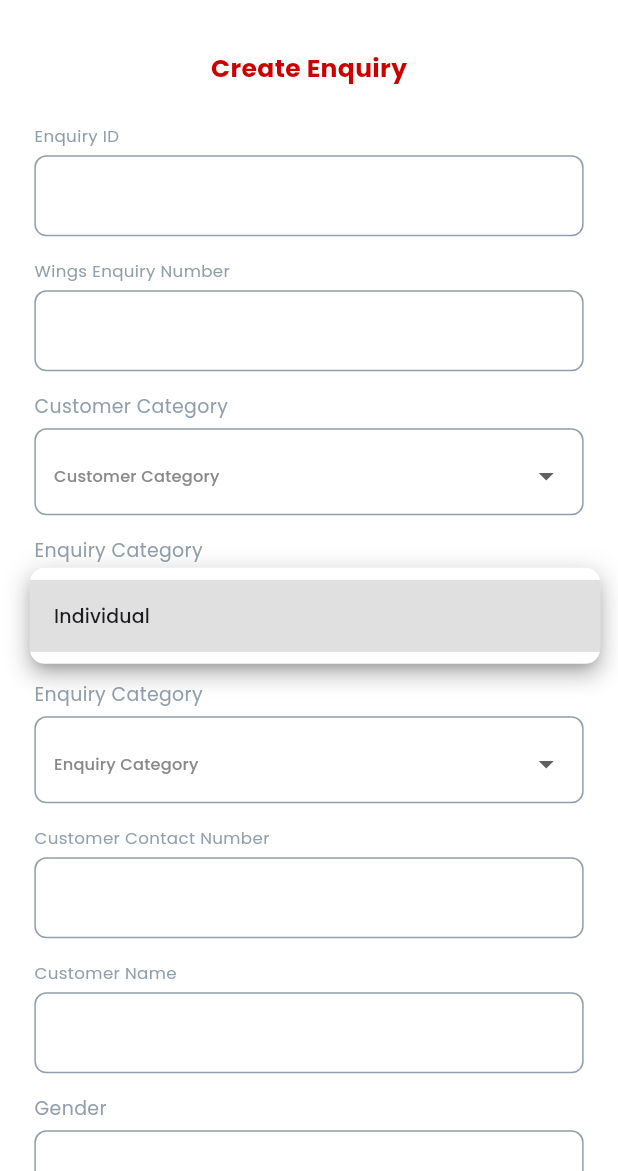
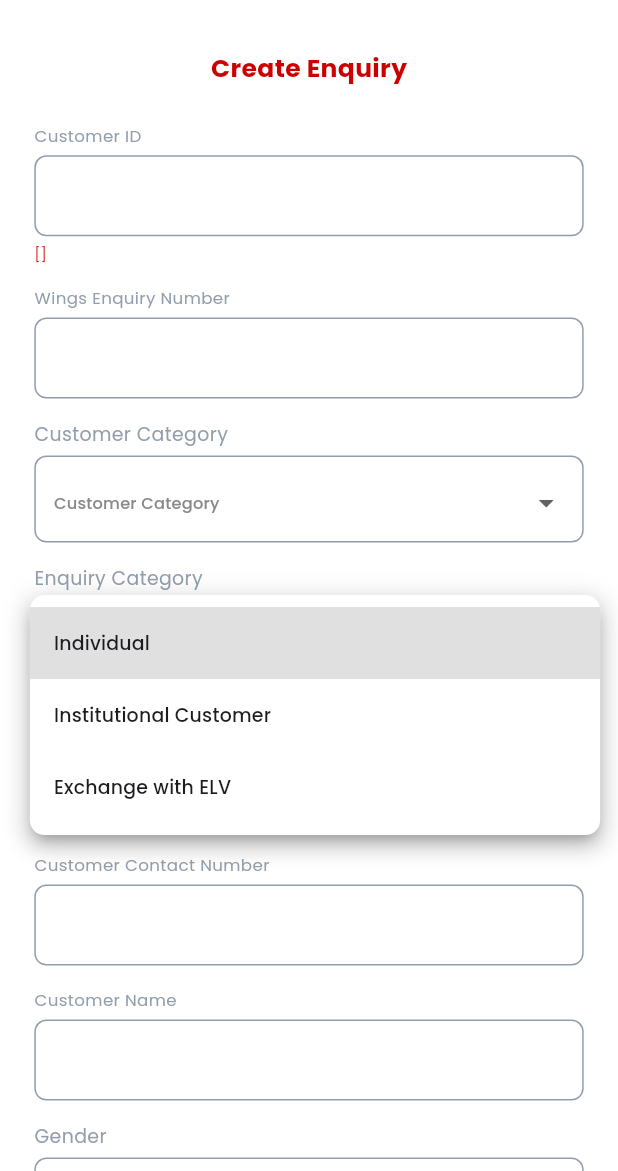
Before and after one commit to johnjahaziel/pravinhonda, a Flutter app: the Createenquiry screen opened directly, after a tap on "Enquiry Category", on a phone screen of 412 x 824 dp, the part 65-1236 px from its top. Run offline on Flutter 3.47's test engine with Material 3 defaults, Android fonts, the light colour scheme and no system bars; our stand-ins replace fl_chart, fluttertoast, font_awesome_flutter, lottie, package_info_plus; network calls fail.

Commit message:
error message

```diff
--- a/lib/loginscreens/login.dart
+++ b/lib/loginscreens/login.dart
@@ -72,7 +72,8 @@ class _LoginState extends State<Login> {
                       builder: (context) => Navigation(),
                     ),
                   );
-                }
+                },
+                padding: true
               ),
               SizedBox(height: SizeConfig.h(80)),
               Divider(
--- a/lib/loginscreens/mainscreens/createenquiry.dart
+++ b/lib/loginscreens/mainscreens/createenquiry.dart
@@ -24,94 +24,110 @@ class _CreateenquiryState extends State<Createenquiry> {
 
   List<Map<String, String>> customercategoryitems = [
     {'label': 'Individual', 'value': 'Individual'},
+    {'label': 'CSD', 'value': 'CSD'},
+    {'label': 'KPKB', 'value': 'KPKB'},
+    {'label': 'Corporate', 'value': 'Corporate'},
   ];
 
   String? selectedcustomercategoryitems;
 
   List<Map<String, String>> enquirycategoryitems = [
     {'label': 'Individual', 'value': 'Individual'},
+    {'label': 'Institutional Customer', 'value': 'Institutional Customer'},
+    {'label': 'Exchange with ELV', 'value': 'Exchange with ELV'},
   ];
 
   String? selectedenquirycategoryitems;
 
   List<Map<String, String>> customertypeitems = [
     {'label': 'First Time Buyer', 'value': 'First Time Buyer'},
+    {'label': 'Additional Buyer', 'value': 'Additional Buyer'},
+    {'label': 'Replacement Buyer', 'value': 'Replacement Buyer'},
   ];
 
   String? selectedcustomertypeitems;
 
   List<Map<String, String>> genderitems = [
-    {'label': 'Male', 'value': 'Male'},
-    {'label': 'Female', 'value': 'Female'},
-    {'label': 'Other', 'value': 'Other'},
+    {'label': 'Male', 'value': 'male'},
+    {'label': 'Female', 'value': 'female'},
   ];
 
   String? selectedgenderitems;
 
   List<Map<String, String>> martialstatusitems = [
-    {'label': 'Married', 'value': 'Married'},
-    {'label': 'Single', 'value': 'Single'},
+    {'label': 'Married', 'value': 'married'},
+    {'label': 'Single', 'value': 'single'},
   ];
 
   String? selectedmartialstatusitems;
 
   List<Map<String, String>> enquirytypeitems = [
-    {'label': 'Enquiry Type', 'value': 'Enquiry Type'},
+    {'label': 'Digital', 'value': 'Digital'},
+    {'label': 'Walk-In', 'value': 'Walk-In'},
+    {'label': 'Telephonic', 'value': 'Telephonic'},
+    {'label': 'Outdoor Activity', 'value': 'Outdoor Activity'},
   ];
 
   String? selectedenquirytypeitems;
 
   List<Map<String, String>> enquirysourceitems = [
-    {'label': 'Enquiry Source', 'value': 'Enquiry Source'},
+    {'label': 'Showroom Walk In', 'value': 'Showroom Walk In'},
+    {'label': 'Railway', 'value': 'Railway'},
+    {'label': 'Auto-Expo 2025', 'value': 'Auto-Expo 2025'},
+    {'label': 'NEWS', 'value': 'NEWS'},
+    {'label': 'Online Booking', 'value': 'Online Booking'},
+    {'label': 'TV', 'value': 'TV'},
+    {'label': 'Facebook', 'value': 'Facebook'},
   ];
 
   String? selectedenquirysourceitems;
 
   List<Map<String, String>> modelcategoryitems = [
-    {'label': 'Model Category', 'value': 'Model Category'},
+    {'label': 'BW', 'value': 'BW'},
   ];
 
   String? selectedmodelcategoryitems;
 
   List<Map<String, String>> modelnameitems = [
-    {'label': 'Model Name', 'value': 'Model Name'},
+    {'label': 'honda shine', 'value': 'honda shine'},
   ];
 
   String? selectedmodelnameitems;
 
   List<Map<String, String>> modelvariantitems = [
-    {'label': 'Model Variant', 'value': 'Model Variant'},
+    {'label': 'sp120', 'value': 'sp120'},
   ];
 
   String? selectedmodelvariantitems;
 
   List<Map<String, String>> modelcoloritems = [
-    {'label': 'Model Color', 'value': 'Model Color'},
+    {'label': 'Imperial Red Metallic', 'value': 'Imperial Red Metallic'},
   ];
 
   String? selectedmodelcoloritems;
 
   List<Map<String, String>> purchasetypeitems = [
-    {'label': 'Cash', 'value': 'Cash'},
-    {'label': 'Finance', 'value': 'Finance'},
+    {'label': 'Cash', 'value': 'cash'},
+    {'label': 'Finance', 'value': 'finance'},
   ];
 
   String? selectedpurchasetypeitems;
 
   List<Map<String, String>> exchangeflagitems = [
-    {'label': 'Yes', 'value': 'Yes'},
-    {'label': 'No', 'value': 'No'},
+    {'label': 'Yes', 'value': 'yes'},
+    {'label': 'No', 'value': 'no'},
   ];
 
   String? selectedexchangeflagitems;
 
   List<Map<String, String>> testrideitems = [
-    {'label': 'Test Ride', 'value': 'Test Ride'},
+    {'label': 'Yes', 'value': 'yes'},
+    {'label': 'No', 'value': 'no'},
   ];
 
   String? selectedtestrideitems;
 
-  TextEditingController enquiryid = TextEditingController();
+  TextEditingController customerid = TextEditingController();
   TextEditingController wingsenquiry = TextEditingController();
   TextEditingController customercontactnumber = TextEditingController();
   TextEditingController customername = TextEditingController();
@@ -120,6 +136,22 @@ class _CreateenquiryState extends State<Createenquiry> {
   TextEditingController address = TextEditingController();
   TextEditingController followupdatecontroller = TextEditingController();
   TextEditingController customerremarks = TextEditingController();
+
+  List<dynamic> customeride = [];
+  List<dynamic> wingsenquirye = [];
+  List<dynamic> customercategorye = [];
+  List<dynamic> enquirycategorye = [];
+  List<dynamic> customertypee = [];
+  List<dynamic> customernamee = [];
+  List<dynamic> customercontactnumbere = [];
+  List<dynamic> emailide = [];
+  List<dynamic> addresse = [];
+  List<dynamic> enquirytypee = [];
+  List<dynamic> enquirysourcee = [];
+  List<dynamic> modelcategorye = [];
+  List<dynamic> modelnamee = [];
+  List<dynamic> modelvariante = [];
+  List<dynamic> modelcolore = [];
 
   Future<void> apiconnection() async {
     final url = Uri.parse('https://app.pravinhonda.com/api/enquiries');
@@ -131,7 +163,7 @@ class _CreateenquiryState extends State<Createenquiry> {
           'Content-Type': 'application/json',
         },
         body: jsonEncode({
-          'enquiry_id': enquiryid.text,
+          'customer_id': customerid.text,
           'wings_enquiry_number': wingsenquiry.text,
           'customer_category' : selectedcustomercategoryitems,
           'enquiry_category' : selectedenquirycategoryitems,
@@ -164,13 +196,8 @@ class _CreateenquiryState extends State<Createenquiry> {
           msg: responseData['message'],
           toastLength: Toast.LENGTH_LONG,
         );
-      } else if (response.statusCode == 200) {
-        Fluttertoast.showToast(
-          msg: responseData['message'],
-          toastLength: Toast.LENGTH_LONG,
-        );
 
-        if(selectedpurchasetypeitems == 'Finance') {
+        if(selectedpurchasetypeitems == 'finance') {
           Navigator.push(
             context,
             MaterialPageRoute(
@@ -179,7 +206,7 @@ class _CreateenquiryState extends State<Createenquiry> {
               )
             ),
           );
-        } else if (selectedpurchasetypeitems != 'Finance' && selectedexchangeflagitems == 'Yes') {
+        } else if (selectedpurchasetypeitems != 'finance' && selectedexchangeflagitems == 'yes') {
           Navigator.push(
             context,
             MaterialPageRoute(
@@ -188,6 +215,20 @@ class _CreateenquiryState extends State<Createenquiry> {
           );
         }
 
+      } else if (response.statusCode == 200) {
+        Fluttertoast.showToast(
+          msg: responseData['message'],
+          toastLength: Toast.LENGTH_LONG,
+        );
+      } else if (response.statusCode == 422) {
+
+          final Map<String,dynamic> errormessage = responseData['errors'];
+
+          setState(() {
+            customeride = errormessage['customer_id'];
+          });
+
+          print(customeride);
 
       } else {
         Fluttertoast.showToast(
@@ -195,6 +236,7 @@ class _CreateenquiryState extends State<Createenquiry> {
           toastLength: Toast.LENGTH_LONG,
         );
         print('Failed to create enquiry. Status code: ${response.statusCode}');
+        print(response.body);
       }
     } catch (error) {
       print('Error occurred: $error');
@@ -212,6 +254,7 @@ class _CreateenquiryState extends State<Createenquiry> {
           child: Padding(
             padding: EdgeInsets.symmetric(horizontal: SizeConfig.w(20)),
             child: Column(
+              crossAxisAlignment: CrossAxisAlignment.start,
               children: [
                 SizedBox(height: SizeConfig.h(20)),
                 Center(
@@ -226,9 +269,10 @@ class _CreateenquiryState extends State<Createenquiry> {
                 ),
                 SizedBox(height: SizeConfig.h(10)),
                 textfieldy(
-                  'Enquiry ID',
-                  enquiryid
+                  'Customer ID',
+                  customerid
                 ),
+                errormessage(customeride.toString()),
                 textfieldy(
                   'Wings Enquiry Number',
                   wingsenquiry
--- a/lib/loginscreens/mainscreens/delivery.dart
+++ b/lib/loginscreens/mainscreens/delivery.dart
@@ -92,13 +92,13 @@ class _DeliveryState extends State<Delivery> {
                   itemBuilder: (context, index) {
                     final data = alldata[index];
                     return Hondabox(
-                      id: data['customer_id'],
-                      customername: data['customer_name'],
-                      contactnumber: data['customer_contact_number'],
-                      status: data['status'].toString(),
-                      cashfinance: data['purchase_type'],
-                      textride: data['test_ride'],
-                      exchange: data['exchange_flag']
+                      id: data['customer_id']?.toString() ?? '',
+                      customername: data['customer_name']?.toString() ?? '',
+                      contactnumber: data['customer_contact_number']?.toString() ?? '',
+                      status: data['status']?.toString() ?? '',
+                      cashfinance: data['purchase_type']?.toString() ?? '',
+                      textride: data['test_ride']?.toString() ?? '',
+                      exchange: data['exchange_flag']?.toString() ?? '',
                     );
                   }
                 )
--- a/lib/loginscreens/mainscreens/enquiry.dart
+++ b/lib/loginscreens/mainscreens/enquiry.dart
@@ -88,13 +88,13 @@ class _EnquiryState extends State<Enquiry> {
                           itemBuilder: (context, index) {
                             final data = alldata[index];
                             return Hondabox(
-                              id: data['customer_id'],
-                              customername: data['customer_name'],
-                              contactnumber: data['customer_contact_number'],
-                              status: data['status'].toString(),
-                              cashfinance: data['purchase_type'],
-                              textride: data['test_ride'],
-                              exchange: data['exchange_flag']
+                              id: data['customer_id']?.toString() ?? '',
+                              customername: data['customer_name']?.toString() ?? '',
+                              contactnumber: data['customer_contact_number']?.toString() ?? '',
+                              status: data['status']?.toString() ?? '',
+                              cashfinance: data['purchase_type']?.toString() ?? '',
+                              textride: data['test_ride']?.toString() ?? '',
+                              exchange: data['exchange_flag']?.toString() ?? '',
                             );
                           },
                         ),
--- a/lib/loginscreens/mainscreens/pdi.dart
+++ b/lib/loginscreens/mainscreens/pdi.dart
@@ -92,13 +92,13 @@ class _PdiState extends State<Pdi> {
                   itemBuilder: (context, index) {
                     final data = alldata[index];
                     return Hondabox(
-                      id: data['customer_id'],
-                      customername: data['customer_name'],
-                      contactnumber: data['customer_contact_number'],
-                      status: data['status'].toString(),
-                      cashfinance: data['purchase_type'],
-                      textride: data['test_ride'],
-                      exchange: data['exchange_flag']
+                      id: data['customer_id']?.toString() ?? '',
+                      customername: data['customer_name']?.toString() ?? '',
+                      contactnumber: data['customer_contact_number']?.toString() ?? '',
+                      status: data['status']?.toString() ?? '',
+                      cashfinance: data['purchase_type']?.toString() ?? '',
+                      textride: data['test_ride']?.toString() ?? '',
+                      exchange: data['exchange_flag']?.toString() ?? '',
                     );
                   }
                 )
--- a/lib/utility/boxes.dart
+++ b/lib/utility/boxes.dart
@@ -313,7 +313,8 @@ class _ReviewBoxesState extends State<ReviewBoxes> {
                   ),
                 );
               }
-            }
+            },
+            padding: true
           ),
           SizedBox(height: SizeConfig.h(30)),
         ]
@@ -406,7 +407,8 @@ class _LostcustomerState extends State<Lostcustomer> {
                 MaterialPageRoute(builder: (context) => LostcustomerReason()),
                 ((route) => false)
               );
-            }
+            },
+            padding: true
           ),
           SizedBox(height: SizeConfig.h(30)),
         ]
--- a/lib/utility/customs/form-utility.dart
+++ b/lib/utility/customs/form-utility.dart
@@ -105,8 +105,8 @@ description(String title,TextEditingController controller, {bool star = false, b
   ),
 );
 
-button(String title, VoidCallback onPressed) => Padding(
-  padding: const EdgeInsets.only(left: 25,right: 25),
+button(String title, VoidCallback onPressed, {bool padding = false}) => Padding(
+  padding: padding == true ? EdgeInsets.symmetric(horizontal: SizeConfig.w(20)) : EdgeInsets.only(top: 15),
   child: RawMaterialButton(
     onPressed: onPressed,
     fillColor: kred,
@@ -128,3 +128,16 @@ button(String title, VoidCallback onPressed) => Padding(
     )
   ),
 );
+
+errormessage(String message) {
+  return Padding(
+    padding: EdgeInsets.only(top: SizeConfig.h(5)),
+    child: Text(
+      message,
+      style: customtext(
+        fs10,
+        kred
+      ),
+    ),
+  );
+}
```
Also changed, not shown: lib/loginscreens/mainscreens/booking.dart (+11 -11 lines).
